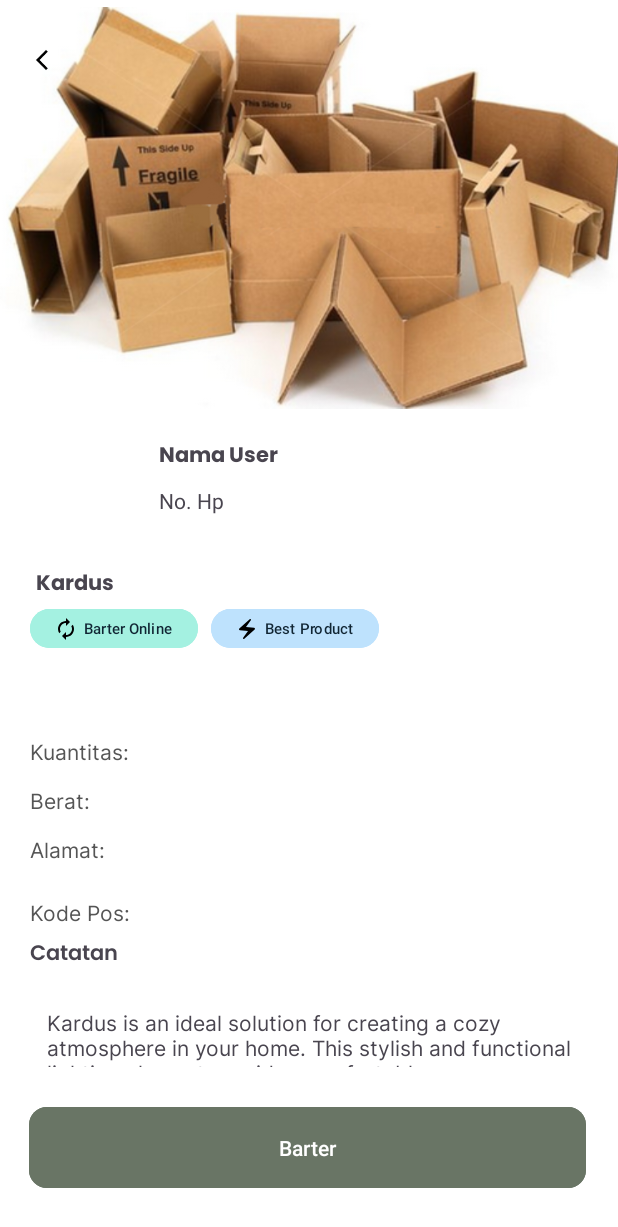
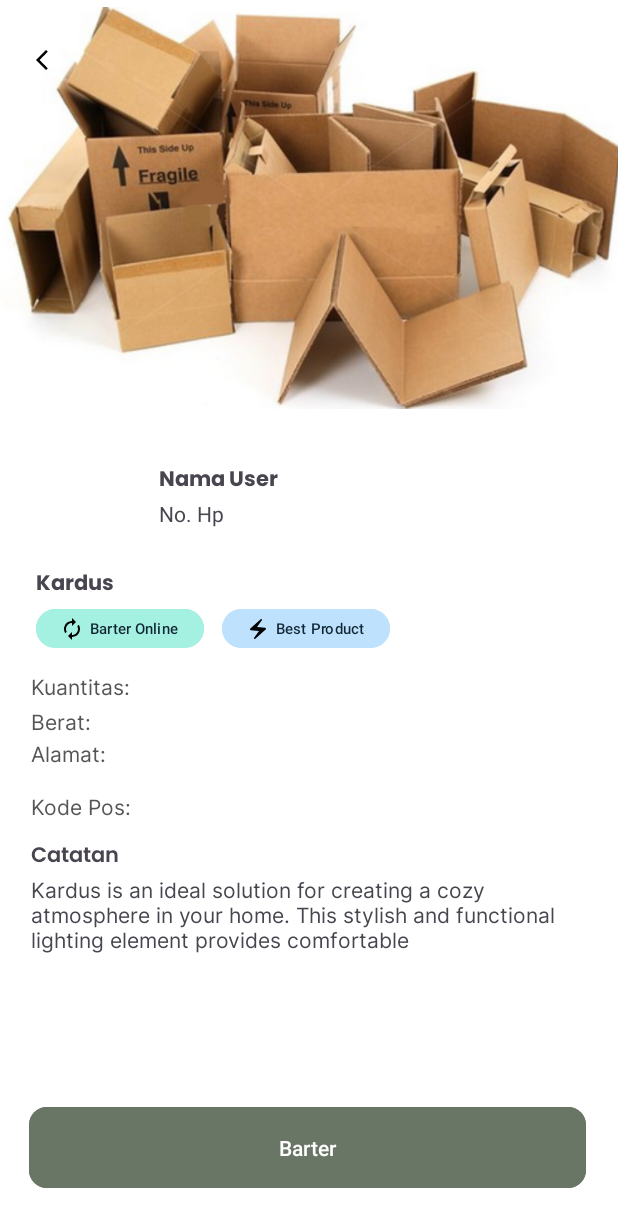
Before and after one commit to VerlyTan11/Bartems, an Android app: the DetailProductActivity screen opened directly, with no data from a screen before it, on a phone screen of 412 x 824 dp. Shown: the top 1227 px of the screen. Run offline under Robolectric (Android 15) with nearby library versions, the phone set to English and light mode, and no system bars; our stand-ins replace Firebase (no records; nobody signed in at launch, a user with empty details on screens opened directly); 1 statement that could not run was skipped.

Commit message:
edit tampilan
Co-Authored-By: SaintChristopherShyandon <146642606+SaintChristopherShyandon@users.noreply.github.com>

```diff
--- a/app/src/main/res/layout/detail_product.xml
+++ b/app/src/main/res/layout/detail_product.xml
@@ -81,8 +81,8 @@
         android:id="@+id/textView15"
         android:layout_width="wrap_content"
         android:layout_height="wrap_content"
+        android:layout_marginStart="5dp"
         android:fontFamily="@font/poppins_bold"
-        android:layout_marginStart="5dp"
         android:text="Kardus"
         app:layout_constraintBottom_toBottomOf="parent"
         app:layout_constraintEnd_toEndOf="parent"
@@ -97,84 +97,77 @@
         android:id="@+id/textView16"
         android:layout_width="wrap_content"
         android:layout_height="wrap_content"
+        android:layout_marginTop="8dp"
         android:fontFamily="@font/poppins_semibold"
         android:text="Catatan"
-        app:layout_constraintBottom_toBottomOf="parent"
-        app:layout_constraintEnd_toEndOf="parent"
-        app:layout_constraintHorizontal_bias="0.056"
-        app:layout_constraintStart_toStartOf="parent"
-        app:layout_constraintTop_toBottomOf="@+id/textView15"
-        app:layout_constraintVertical_bias="0.56" />
+        app:layout_constraintEnd_toEndOf="@+id/product_postal_code"
+        app:layout_constraintHorizontal_bias="0.0"
+        app:layout_constraintStart_toStartOf="@+id/product_postal_code"
+        app:layout_constraintTop_toBottomOf="@+id/product_postal_code" />
 
     <TextView
         android:id="@+id/textView18"
-        android:layout_width="364dp"
-        android:layout_height="39dp"
-        android:layout_marginStart="19dp"
+        android:layout_width="359dp"
+        android:layout_height="110dp"
         android:fontFamily="@font/inter"
         android:text="Kardus is an ideal solution for creating a cozy atmosphere in your home. This stylish and functional lighting element provides comfortable"
-        app:layout_constraintBottom_toBottomOf="parent"
-        app:layout_constraintEnd_toEndOf="parent"
-        app:layout_constraintHorizontal_bias="0.428"
-        app:layout_constraintStart_toStartOf="parent"
-        app:layout_constraintTop_toTopOf="parent"
-        app:layout_constraintVertical_bias="0.856" />
+        app:layout_constraintEnd_toEndOf="@+id/textView16"
+        app:layout_constraintHorizontal_bias="0.0"
+        app:layout_constraintStart_toStartOf="@+id/textView16"
+        app:layout_constraintTop_toBottomOf="@+id/textView16" />
 
     <TextView
         android:id="@+id/product_weight"
-        android:layout_width="match_parent"
-        android:layout_height="wrap_content"
-        android:layout_marginStart="20dp"
+        android:layout_width="365dp"
+        android:layout_height="21dp"
         android:fontFamily="@font/inter"
         android:text="Berat: "
         android:textColor="#555555"
         android:textSize="14sp"
-        app:layout_constraintBottom_toBottomOf="parent"
-        app:layout_constraintStart_toStartOf="parent"
-        app:layout_constraintTop_toTopOf="parent"
-        app:layout_constraintVertical_bias="0.652" />
+        app:layout_constraintEnd_toEndOf="@+id/product_quantity"
+        app:layout_constraintHorizontal_bias="0.0"
+        app:layout_constraintStart_toStartOf="@+id/product_quantity"
+        app:layout_constraintTop_toBottomOf="@+id/product_quantity" />
 
     <TextView
         android:id="@+id/product_quantity"
-        android:layout_width="match_parent"
-        android:layout_height="wrap_content"
-        android:layout_marginStart="20dp"
+        android:layout_width="363dp"
+        android:layout_height="23dp"
+        android:layout_marginTop="12dp"
         android:fontFamily="@font/inter"
         android:text="Kuantitas: "
         android:textColor="#555555"
         android:textSize="14sp"
-        app:layout_constraintBottom_toBottomOf="parent"
-        app:layout_constraintStart_toStartOf="parent"
-        app:layout_constraintTop_toTopOf="parent"
-        app:layout_constraintVertical_bias="0.611" />
+        app:layout_constraintEnd_toEndOf="@+id/button5"
+        app:layout_constraintHorizontal_bias="0.014"
+        app:layout_constraintStart_toStartOf="@+id/button5"
+        app:layout_constraintTop_toBottomOf="@+id/button5" />
 
     <TextView
         android:id="@+id/product_address"
         android:layout_width="385dp"
         android:layout_height="35dp"
-        android:layout_marginStart="20dp"
         android:fontFamily="@font/inter"
         android:text="Alamat: "
         android:textColor="#555555"
         android:textSize="14sp"
-        app:layout_constraintBottom_toBottomOf="parent"
-        app:layout_constraintStart_toStartOf="parent"
-        app:layout_constraintTop_toTopOf="parent"
-        app:layout_constraintVertical_bias="0.706" />
+        app:layout_constraintEnd_toEndOf="@+id/product_weight"
+        app:layout_constraintHorizontal_bias="0.0"
+        app:layout_constraintStart_toStartOf="@+id/product_weight"
+        app:layout_constraintTop_toBottomOf="@+id/product_weight" />
 
     <TextView
         android:id="@+id/product_postal_code"
-        android:layout_width="match_parent"
-        android:layout_height="wrap_content"
-        android:layout_marginStart="20dp"
+        android:layout_width="360dp"
+        android:layout_height="23dp"
         android:fontFamily="@font/inter"
         android:text="Kode Pos: "
         android:textColor="#555555"
         android:textSize="14sp"
-        app:layout_constraintBottom_toBottomOf="parent"
-        app:layout_constraintStart_toStartOf="parent"
-        app:layout_constraintTop_toTopOf="parent"
-        app:layout_constraintVertical_bias="0.745" />
+        app:layout_constraintEnd_toEndOf="@+id/product_address"
+        app:layout_constraintHorizontal_bias="0.0"
+        app:layout_constraintStart_toStartOf="@+id/product_address"
+        app:layout_constraintTop_toBottomOf="@+id/product_address" />
 
     <Button
         android:id="@+id/button5"
@@ -189,18 +182,17 @@
         android:textSize="10sp"
         app:iconPadding="2dp"
         app:iconSize="12dp"
-        app:layout_constraintBottom_toBottomOf="parent"
-        app:layout_constraintEnd_toEndOf="parent"
-        app:layout_constraintHorizontal_bias="0.066"
-        app:layout_constraintStart_toStartOf="parent"
+        app:layout_constraintEnd_toEndOf="@+id/textView15"
+        app:layout_constraintHorizontal_bias="0.0"
+        app:layout_constraintStart_toStartOf="@+id/textView15"
         app:layout_constraintTop_toBottomOf="@+id/textView15"
-        app:layout_constraintVertical_bias="0.0"
         tools:ignore="TouchTargetSizeCheck" />
 
     <Button
         android:id="@+id/button6"
         android:layout_width="112dp"
         android:layout_height="34dp"
+        android:layout_marginStart="12dp"
         android:backgroundTint="#BEE2FD"
         android:drawableLeft="@drawable/best"
         android:paddingLeft="16dp"
@@ -210,12 +202,8 @@
         android:textSize="10sp"
         app:iconPadding="2dp"
         app:iconSize="12dp"
-        app:layout_constraintBottom_toBottomOf="parent"
-        app:layout_constraintEnd_toEndOf="parent"
-        app:layout_constraintHorizontal_bias="0.468"
-        app:layout_constraintStart_toStartOf="parent"
+        app:layout_constraintStart_toEndOf="@+id/button5"
         app:layout_constraintTop_toBottomOf="@+id/textView15"
-        app:layout_constraintVertical_bias="0.0"
         tools:ignore="TouchTargetSizeCheck" />
 
     <TextView
@@ -229,7 +217,7 @@
         app:layout_constraintBottom_toTopOf="@+id/button6"
         app:layout_constraintStart_toEndOf="@+id/imageView17"
         app:layout_constraintTop_toBottomOf="@+id/imageView18"
-        app:layout_constraintVertical_bias="0.144" />
+        app:layout_constraintVertical_bias="0.304" />
 
     <TextView
         android:id="@+id/textView32"
@@ -242,6 +230,6 @@
         app:layout_constraintHorizontal_bias="0.0"
         app:layout_constraintStart_toStartOf="@+id/textView31"
         app:layout_constraintTop_toBottomOf="@+id/textView31"
-        app:layout_constraintVertical_bias="0.015" />
+        app:layout_constraintVertical_bias="0.0" />
 
 </androidx.constraintlayout.widget.ConstraintLayout>
```
